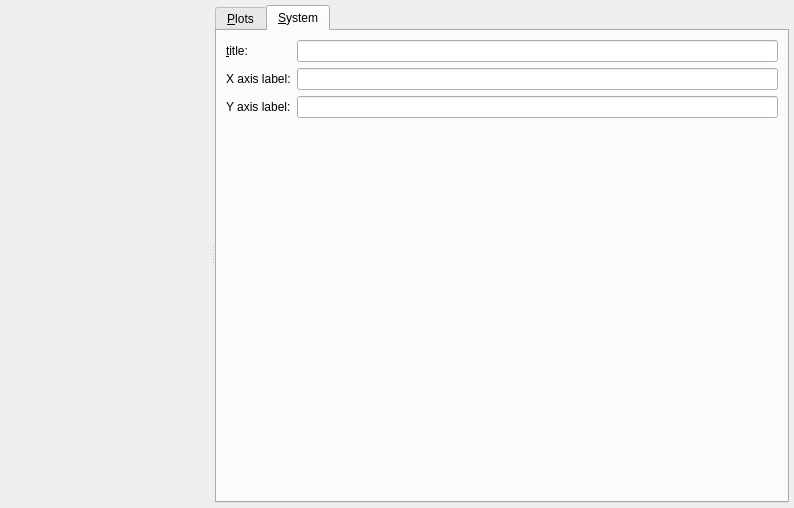
jkriege2/QuickFit3, file plugins/table/qfrdrtableplotwidget.ui: the form before one commit.
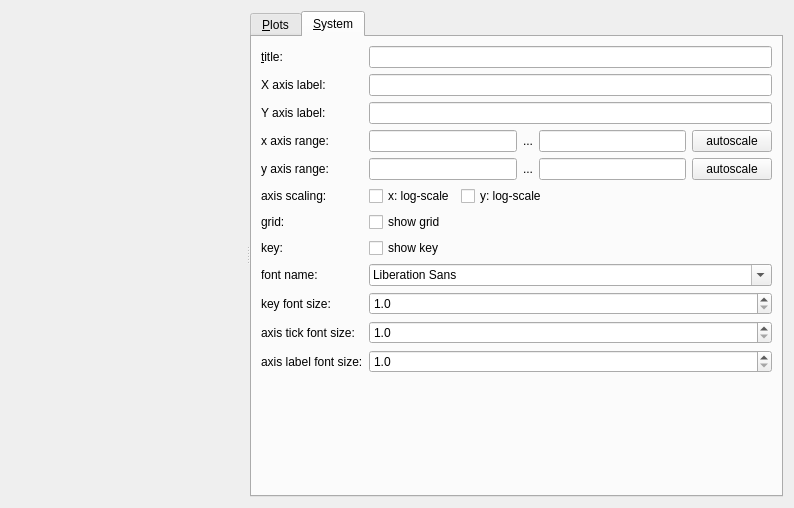
The form after the commit. Icons and pictures are not drawn. Custom widgets are drawn as their Qt base class.

Commit message: QuickFit3/table: added features to plot (grid, log-scale, font-size), bugfixes

```diff
--- a/plugins/table/qfrdrtableplotwidget.ui
+++ b/plugins/table/qfrdrtableplotwidget.ui
@@ -14,15 +14,31 @@
    <string>Form</string>
   </property>
   <layout class="QVBoxLayout" name="verticalLayout_2">
-   <property name="margin">
-    <number>5</number>
-   </property>
    <item>
     <widget class="QVisibleHandleSplitter" name="splitter">
      <property name="orientation">
       <enum>Qt::Horizontal</enum>
      </property>
-     <widget class="JKQtPlotter" name="plotter" native="true"/>
+     <widget class="QWidget" name="verticalLayoutWidget">
+      <layout class="QVBoxLayout" name="layPlot">
+       <item>
+        <widget class="JKQtPlotter" name="plotter" native="true">
+         <property name="sizePolicy">
+          <sizepolicy hsizetype="Expanding" vsizetype="Expanding">
+           <horstretch>0</horstretch>
+           <verstretch>0</verstretch>
+          </sizepolicy>
+         </property>
+         <property name="minimumSize">
+          <size>
+           <width>200</width>
+           <height>200</height>
+          </size>
+         </property>
+        </widget>
+       </item>
+      </layout>
+     </widget>
      <widget class="QTabWidget" name="tabWidget">
       <property name="currentIndex">
        <number>1</number>
@@ -247,6 +263,208 @@
           </property>
          </widget>
         </item>
+        <item row="4" column="0">
+         <widget class="QLabel" name="label_10">
+          <property name="text">
+           <string>x axis range:</string>
+          </property>
+         </widget>
+        </item>
+        <item row="5" column="0">
+         <widget class="QLabel" name="label_11">
+          <property name="text">
+           <string>y axis range:</string>
+          </property>
+         </widget>
+        </item>
+        <item row="6" column="0">
+         <widget class="QLabel" name="label_12">
+          <property name="text">
+           <string>axis scaling:</string>
+          </property>
+         </widget>
+        </item>
+        <item row="6" column="1">
+         <layout class="QHBoxLayout" name="horizontalLayout_2">
+          <item>
+           <widget class="QCheckBox" name="chkLogX">
+            <property name="text">
+             <string>x: log-scale</string>
+            </property>
+           </widget>
+          </item>
+          <item>
+           <widget class="QCheckBox" name="chkLogY">
+            <property name="text">
+             <string>y: log-scale</string>
+            </property>
+           </widget>
+          </item>
+          <item>
+           <spacer name="horizontalSpacer_2">
+            <property name="orientation">
+             <enum>Qt::Horizontal</enum>
+            </property>
+            <property name="sizeHint" stdset="0">
+             <size>
+              <width>40</width>
+              <height>20</height>
+             </size>
+            </property>
+           </spacer>
+          </item>
+         </layout>
+        </item>
+        <item row="4" column="1">
+         <layout class="QHBoxLayout" name="horizontalLayout_3">
+          <item>
+           <widget class="QFDoubleEdit" name="edtXMin"/>
+          </item>
+          <item>
+           <widget class="QLabel" name="label_13">
+            <property name="text">
+             <string>...</string>
+            </property>
+           </widget>
+          </item>
+          <item>
+           <widget class="QFDoubleEdit" name="edtXMax"/>
+          </item>
+          <item>
+           <widget class="QPushButton" name="btnAutoscaleX">
+            <property name="text">
+             <string>autoscale</string>
+            </property>
+           </widget>
+          </item>
+         </layout>
+        </item>
+        <item row="5" column="1">
+         <layout class="QHBoxLayout" name="horizontalLayout_4">
+          <item>
+           <widget class="QFDoubleEdit" name="edtYMin"/>
+          </item>
+          <item>
+           <widget class="QLabel" name="label_14">
+            <property name="text">
+             <string>...</string>
+            </property>
+           </widget>
+          </item>
+          <item>
+           <widget class="QFDoubleEdit" name="edtYMax"/>
+          </item>
+          <item>
+           <widget class="QPushButton" name="btnAutoscaleY">
+            <property name="text">
+             <string>autoscale</string>
+            </property>
+           </widget>
+          </item>
+         </layout>
+        </item>
+        <item row="8" column="0">
+         <widget class="QLabel" name="label_15">
+          <property name="text">
+           <string>key:</string>
+          </property>
+         </widget>
+        </item>
+        <item row="8" column="1">
+         <layout class="QHBoxLayout" name="horizontalLayout_5">
+          <item>
+           <widget class="QCheckBox" name="chkShowKey">
+            <property name="text">
+             <string>show key</string>
+            </property>
+           </widget>
+          </item>
+         </layout>
+        </item>
+        <item row="7" column="0">
+         <widget class="QLabel" name="label_16">
+          <property name="text">
+           <string>grid:</string>
+          </property>
+         </widget>
+        </item>
+        <item row="7" column="1">
+         <widget class="QCheckBox" name="chkGrid">
+          <property name="text">
+           <string>show grid</string>
+          </property>
+         </widget>
+        </item>
+        <item row="9" column="0">
+         <widget class="QLabel" name="label_17">
+          <property name="text">
+           <string>font name:</string>
+          </property>
+         </widget>
+        </item>
+        <item row="9" column="1">
+         <widget class="QFontComboBox" name="cmbFontname"/>
+        </item>
+        <item row="10" column="0">
+         <widget class="QLabel" name="label_18">
+          <property name="text">
+           <string>key font size:</string>
+          </property>
+         </widget>
+        </item>
+        <item row="10" column="1">
+         <widget class="QDoubleSpinBox" name="spinKeyFontSize">
+          <property name="decimals">
+           <number>1</number>
+          </property>
+          <property name="minimum">
+           <double>1.000000000000000</double>
+          </property>
+          <property name="maximum">
+           <double>256.000000000000000</double>
+          </property>
+         </widget>
+        </item>
+        <item row="11" column="0">
+         <widget class="QLabel" name="label_19">
+          <property name="text">
+           <string>axis tick font size:</string>
+          </property>
+         </widget>
+        </item>
+        <item row="11" column="1">
+         <widget class="QDoubleSpinBox" name="spinAxisFontSize">
+          <property name="decimals">
+           <number>1</number>
+          </property>
+          <property name="minimum">
+           <double>1.000000000000000</double>
+          </property>
+          <property name="maximum">
+           <double>256.000000000000000</double>
+          </property>
+         </widget>
+        </item>
+        <item row="12" column="0">
+         <widget class="QLabel" name="label_20">
+          <property name="text">
+           <string>axis label font size:</string>
+          </property>
+         </widget>
+        </item>
+        <item row="12" column="1">
+         <widget class="QDoubleSpinBox" name="spinAxisLabelFontSize">
+          <property name="decimals">
+           <number>1</number>
+          </property>
+          <property name="minimum">
+           <double>1.000000000000000</double>
+          </property>
+          <property name="maximum">
+           <double>256.000000000000000</double>
+          </property>
+         </widget>
+        </item>
        </layout>
       </widget>
      </widget>
@@ -285,6 +503,11 @@
    <header>qvisiblehandlesplitter.h</header>
    <container>1</container>
   </customwidget>
+  <customwidget>
+   <class>QFDoubleEdit</class>
+   <extends>QLineEdit</extends>
+   <header>qfdoubleedit.h</header>
+  </customwidget>
  </customwidgets>
  <resources>
   <include location="qfrdrtable.qrc"/>
```
Left out of the diff: 4 changed lines with no effect on the pictures. The commit also changes 9 other files.
